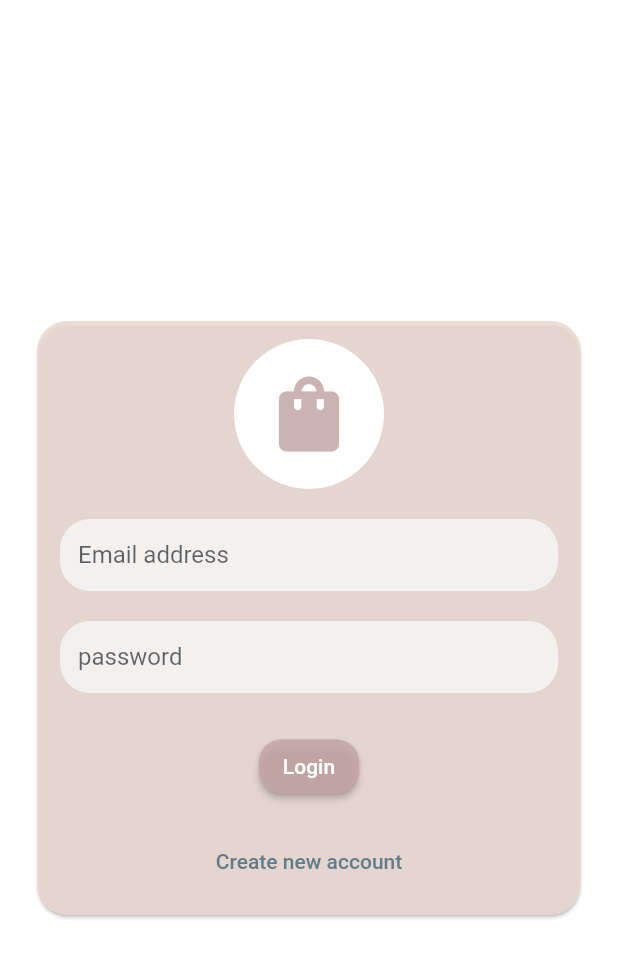
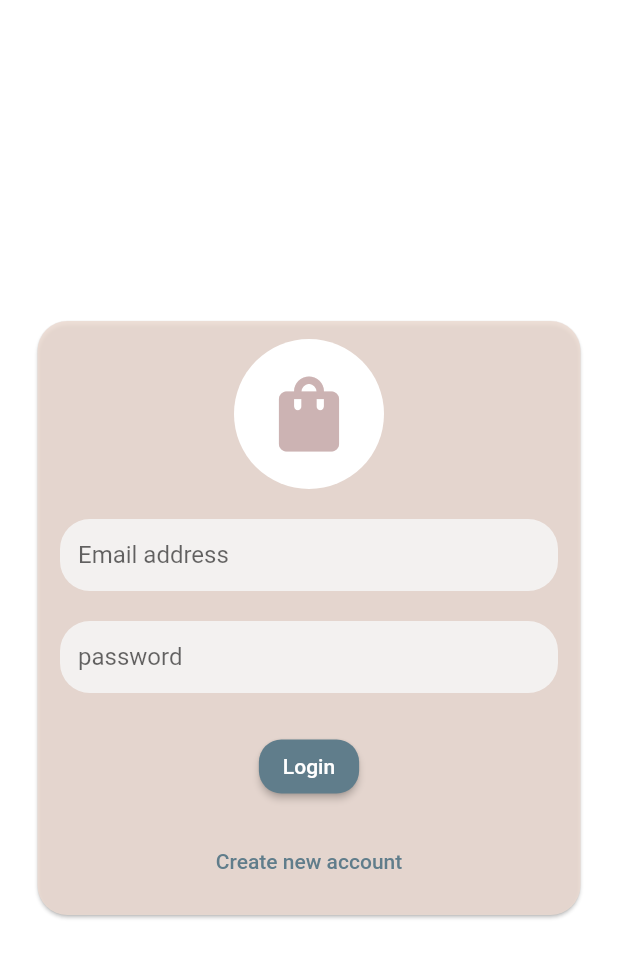
Before and after one commit to ishugadenis/EMAX-Online-shop, a Flutter app: the screen it shows after launch, on a phone screen of 412 x 824 dp. Shown: the top 958 px of the screen. Run offline on Flutter 3.47's test engine with Material 2 defaults, Android fonts, the light colour scheme and no system bars.

```diff
--- a/lib/widgets/auth_form.dart
+++ b/lib/widgets/auth_form.dart
@@ -71,8 +71,8 @@ class _AuthFormState extends State<AuthForm> {
                   ),
                   ElevatedButton(
                     style: ElevatedButton.styleFrom(
-                      primary: iconbtn_color,
-                      onPrimary: Colors.white,
+                      // primary: iconbtn_color,
+                      // onPrimary: Colors.white,
                       shape:  RoundedRectangleBorder(
                         borderRadius: BorderRadius.circular(15))
                     ),
```
